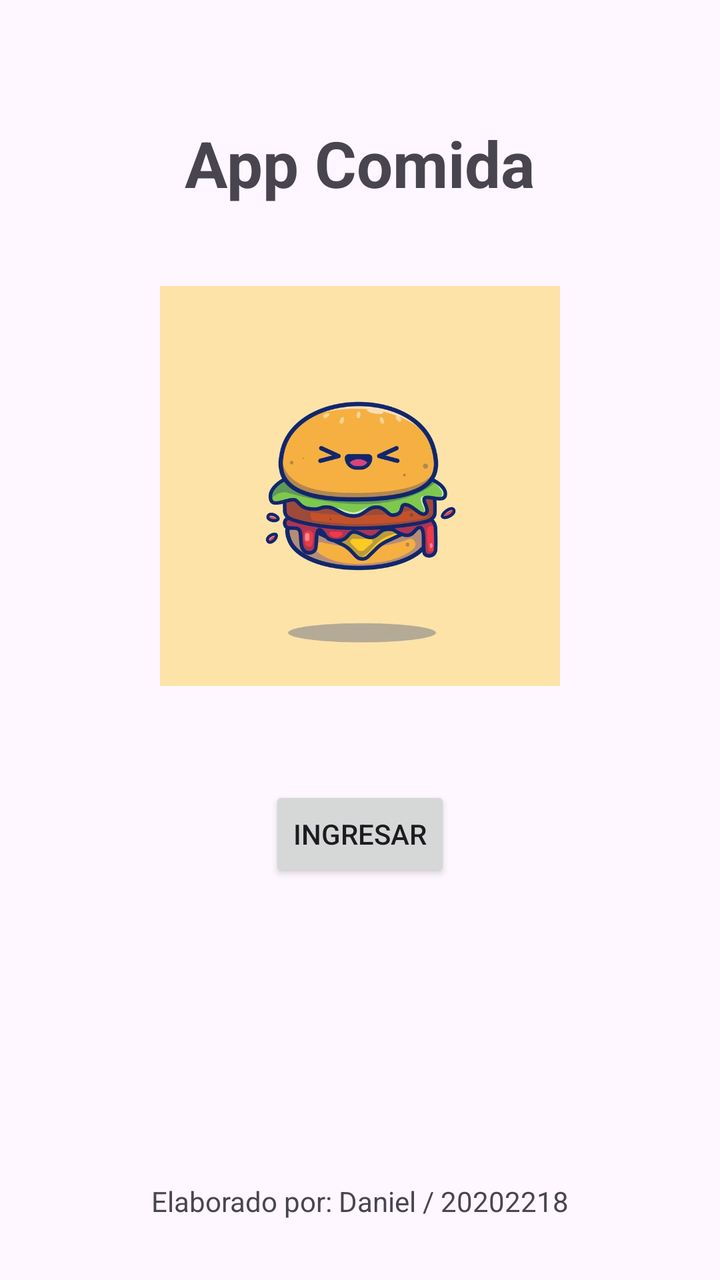
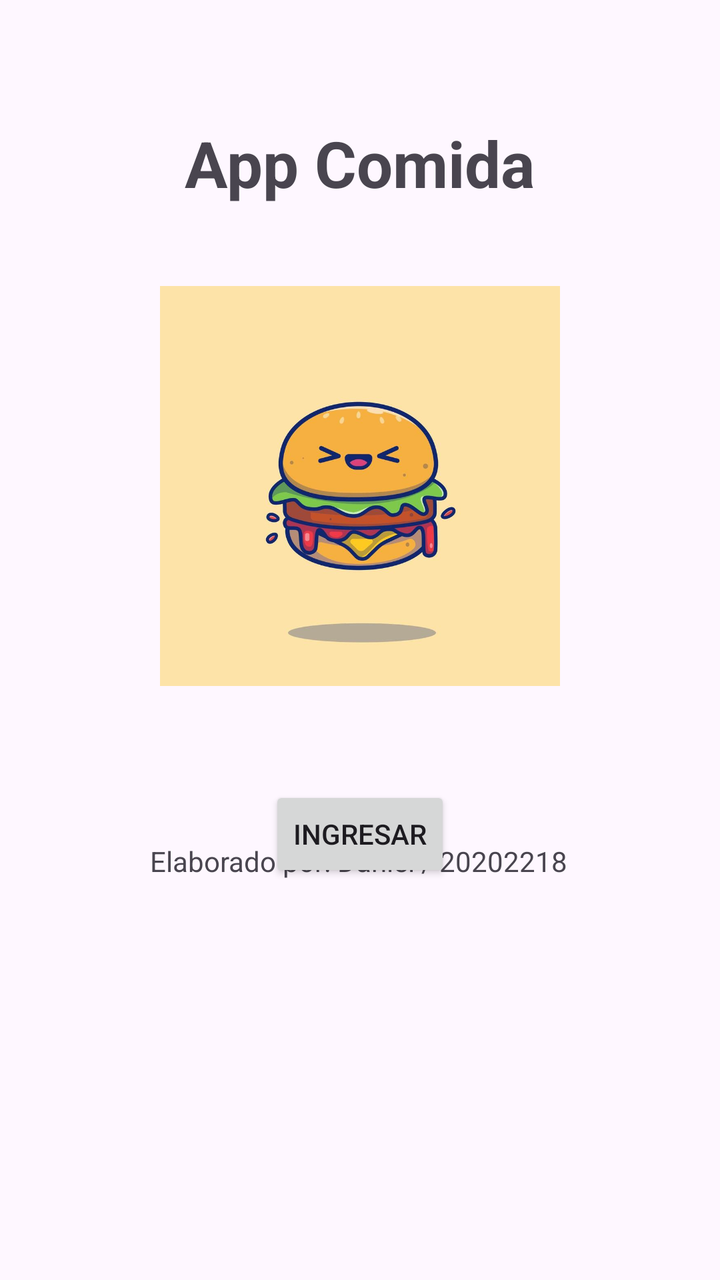

Screens rendered from an Android XML layout before and after an edit, with the pre-edit source and the edit as a unified diff.
<!-- AndroidManifest.xml: application theme Theme.LAB4_20202218 -->
<!-- res/layout/activity_main.xml -->
<?xml version="1.0" encoding="utf-8"?>
<androidx.constraintlayout.widget.ConstraintLayout xmlns:android="http://schemas.android.com/apk/res/android"
    xmlns:app="http://schemas.android.com/apk/res-auto"
    xmlns:tools="http://schemas.android.com/tools"
    android:layout_width="match_parent"
    android:layout_height="match_parent"
    tools:context=".MainActivity">

    <TextView
        android:id="@+id/tvAppNombre"
        android:layout_width="wrap_content"
        android:layout_height="wrap_content"
        android:text="App Comida"
        android:textSize="32sp"
        android:textStyle="bold"
        app:layout_constraintTop_toTopOf="parent"
        app:layout_constraintStart_toStartOf="parent"
        app:layout_constraintEnd_toEndOf="parent"
        android:layout_marginTop="60dp" />

    <ImageView
        android:id="@+id/ivGastronomia"
        android:layout_width="200dp"
        android:layout_height="200dp"
        android:src="@drawable/comida"
        app:layout_constraintTop_toBottomOf="@id/tvAppNombre"
        app:layout_constraintStart_toStartOf="parent"
        app:layout_constraintEnd_toEndOf="parent"
        android:layout_marginTop="40dp" />

    <Button
        android:id="@+id/btnIngresar"
        android:layout_width="wrap_content"
        android:layout_height="wrap_content"
        android:text="Ingresar"
        app:layout_constraintTop_toBottomOf="@id/ivGastronomia"
        app:layout_constraintStart_toStartOf="parent"
        app:layout_constraintEnd_toEndOf="parent"
        android:layout_marginTop="50dp" />

    <TextView
        android:id="@+id/tvAutor"
        android:layout_width="wrap_content"
        android:layout_height="wrap_content"
        android:text="Elaborado por: Daniel / 20202218"
        app:layout_constraintBottom_toBottomOf="parent"
        app:layout_constraintStart_toStartOf="parent"
        app:layout_constraintEnd_toEndOf="parent"
        android:layout_marginBottom="30dp" />

</androidx.constraintlayout.widget.ConstraintLayout>
<!-- resources referenced by this layout -->
<resources>
  <!-- drawable comida: jpg bitmap (drawable, 30360 bytes) -->
  <style name="Theme.LAB4_20202218" parent="Base.Theme.LAB4_20202218" />
  <style name="Base.Theme.LAB4_20202218" parent="Theme.Material3.DayNight.NoActionBar">
          
          
      </style>
</resources>

<!-- the commit's change to res/layout/activity_main.xml (unified diff, before → after) -->
@@ -42,10 +42,11 @@
         android:id="@+id/tvAutor"
         android:layout_width="wrap_content"
         android:layout_height="wrap_content"
+        android:layout_marginBottom="200dp"
         android:text="Elaborado por: Daniel / 20202218"
         app:layout_constraintBottom_toBottomOf="parent"
-        app:layout_constraintStart_toStartOf="parent"
         app:layout_constraintEnd_toEndOf="parent"
-        android:layout_marginBottom="30dp" />
+        app:layout_constraintHorizontal_bias="0.497"
+        app:layout_constraintStart_toStartOf="parent" />
 
 </androidx.constraintlayout.widget.ConstraintLayout>
